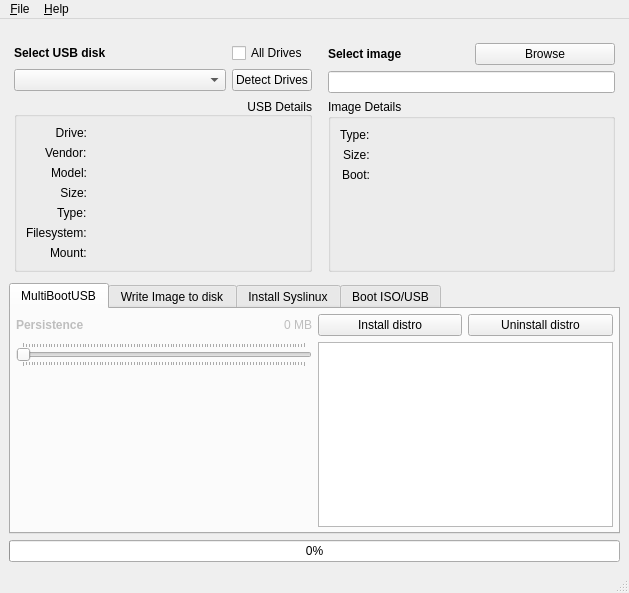
This is scripts/gui/multibootusb.ui in mbusb/multibootusb as Qt 5 draws it before an edit. The edited form follows.
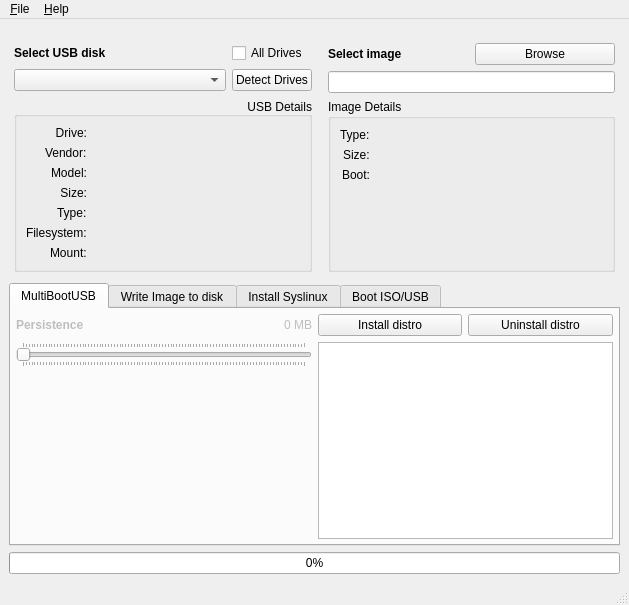
This is the edited form. Icons and pictures are not drawn.

```diff
--- a/scripts/gui/multibootusb.ui
+++ b/scripts/gui/multibootusb.ui
@@ -7,7 +7,7 @@
     <x>0</x>
     <y>0</y>
     <width>629</width>
-    <height>593</height>
+    <height>605</height>
    </rect>
   </property>
   <property name="sizePolicy">
```
Left out of the diff: 6 changed lines with no effect on the pictures.
